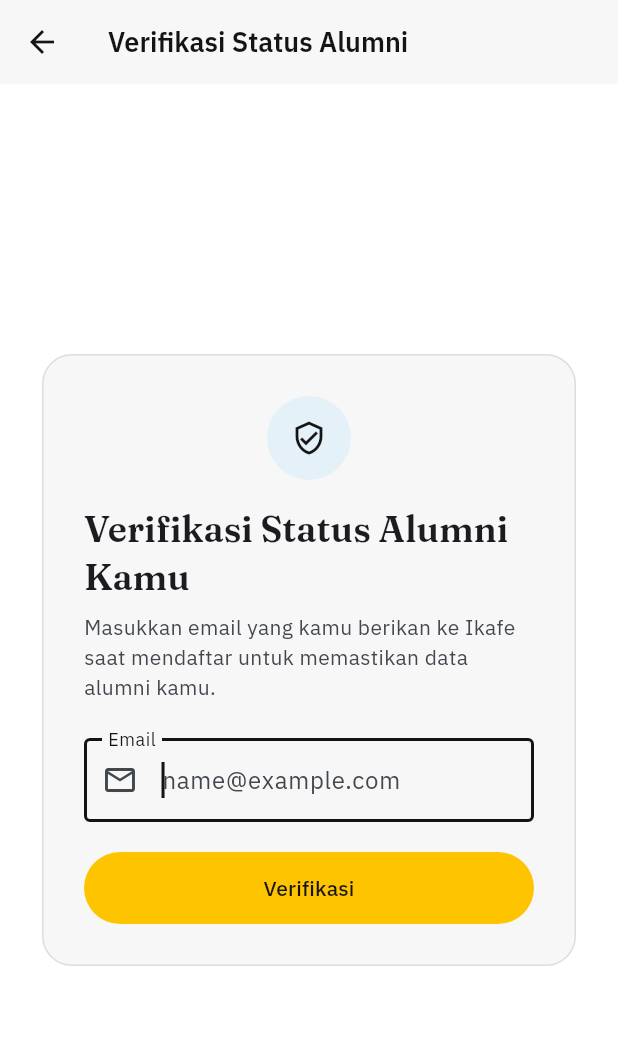
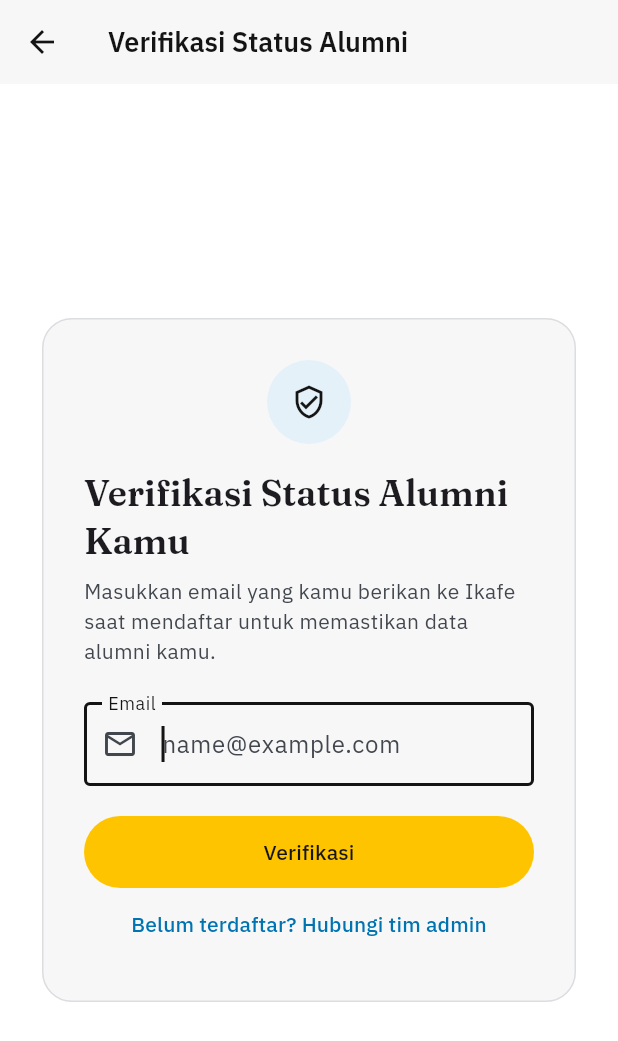
Before and after one commit to FarrelAlfarabi/Undip-Alumni-Connect, a Flutter app: the screen it shows after launch, after a tap on "Mulai", on a phone screen of 412 x 824 dp. Shown: the top 1041 px of the screen. Run offline on Flutter 3.47's test engine with Material 3 defaults, Android fonts, the phone set to English and light mode, and no system bars; our stand-ins replace file_picker, flutter_dotenv, flutter_secure_storage, google_fonts, local_auth, package_info_plus and 1 more; accounts and stored records are empty; project files that could hold a hidden picture were left out.

```diff
--- a/lib/screens/verification_screen.dart
+++ b/lib/screens/verification_screen.dart
@@ -8,6 +8,7 @@ import '../auth/login_api.dart';
 import '../data/account_repository.dart';
 import '../lock/lock_service.dart';
 import '../policy/consent_screen.dart';
+import 'contact_admin_screen.dart';
 import '../lock/pin_setup_screen.dart';
 import '../lock/session.dart';
 import '../util/friendly_error.dart';
@@ -79,6 +80,9 @@ class VerificationScreen extends StatefulWidget {
   State<VerificationScreen> createState() => _VerificationScreenState();
 }
 
+/// Inline error under the email box (placeholder until Natasya sends hers).
+const String kEmailNotRegistered = 'Email tidak terdaftar';
+
 enum _VerificationState { idle, loading, notFound, suspended, error }
 
 class _VerificationScreenState extends State<VerificationScreen> {
@@ -90,6 +94,9 @@ class _VerificationScreenState extends State<VerificationScreen> {
   /// Shown under the code box when a code is wrong or expired, so the person
   /// stays on the code step instead of starting over.
   String? _codeError;
+
+  /// Shown under the email box when the email is not on the alumni list.
+  String? _emailError;
 
   /// Seconds before "Resend code" works again.
   int _resendIn = 0;
@@ -155,13 +162,21 @@ class _VerificationScreenState extends State<VerificationScreen> {
       _state = _VerificationState.loading;
       _errorMessage = null;
       _codeError = null;
+      _emailError = null;
     });
     try {
       if (!_codeSent) {
-        // Same screen whether or not the email is on the list, so the app
-        // never tells a stranger who is an alumnus. Only known emails get a
-        // code.
-        if (await api.emailKnown(email)) await api.sendCode(email);
+        // Checked before any code is sent. An email that is not on the alumni
+        // list gets an inline error and no code (decided by Farrel, 30 Oct).
+        if (!await api.emailKnown(email)) {
+          if (!mounted) return;
+          setState(() {
+            _state = _VerificationState.idle;
+            _emailError = kEmailNotRegistered;
+          });
+          return;
+        }
+        await api.sendCode(email);
         if (!mounted) return;
         setState(() {
           _codeSent = true;
@@ -322,12 +337,29 @@ class _VerificationScreenState extends State<VerificationScreen> {
     );
   }
 
+  void _changeEmail() {
+    _emailController.clear();
+    _reset();
+  }
+
+  void _openContact() {
+    Navigator.of(context).push(
+      MaterialPageRoute(
+        builder: (_) => ContactAdminScreen(
+          fromLogin: true,
+          typedEmail: _emailController.text,
+        ),
+      ),
+    );
+  }
+
   void _reset() {
     setState(() {
       _state = _VerificationState.idle;
       _errorMessage = null;
       _codeSent = false;
       _codeError = null;
+      _emailError = null;
       _resendTimer?.cancel();
       _resendIn = 0;
       _codeController.clear();
@@ -378,9 +410,10 @@ class _VerificationScreenState extends State<VerificationScreen> {
         return _NotFoundResult(
           email: _emailController.text.trim(),
           onTryAgain: _reset,
+          onContact: _openContact,
         );
       case _VerificationState.suspended:
-        return _SuspendedResult(onTryAgain: _reset);
+        return _SuspendedResult(onTryAgain: _reset, onContact: _openContact);
       case _VerificationState.error:
         return _ErrorResult(
           message: _errorMessage!,
@@ -395,7 +428,9 @@ class _VerificationScreenState extends State<VerificationScreen> {
           codeController: _codeSent ? _codeController : null,
           loading: _state == _VerificationState.loading,
           onSubmit: _verify,
-          onChangeEmail: _reset,
+          onChangeEmail: _changeEmail,
+          emailError: _emailError,
+          onContact: _openContact,
           codeError: _codeError,
           resendIn: _resendIn,
           onResend: _resend,
@@ -417,7 +452,12 @@ class _VerificationForm extends StatelessWidget {
     this.resendIn = 0,
     this.onResend,
     this.realLogin = false,
+    this.emailError,
+    this.onContact,
   });
+
+  final String? emailError;
+  final VoidCallback? onContact;
 
   final String? codeError;
   final int resendIn;
@@ -466,12 +506,10 @@ class _VerificationForm extends StatelessWidget {
           const SizedBox(height: 8),
           Text(
             codeController != null
-                ? 'Jika ${controller.text.trim()} ada di daftar alumni, kami sudah '
-                      'mengirim kode 6 digit ke email itu.'
+                ? 'Kami sudah mengirim kode 6 digit ke ${controller.text.trim()}.'
                 : realLogin
                 ? 'Masukkan email yang kamu berikan ke Ikafe saat mendaftar. '
-                      'Kami kirim kode 6 digit ke email itu, tanpa kata sandi. '
-                      'Lupa email yang dipakai? Hubungi tim lewat tombol di bawah.'
+                      'Kami kirim kode 6 digit ke email itu, tanpa kata sandi.'
                 : 'Masukkan email yang kamu berikan ke Ikafe saat mendaftar '
                       'untuk memastikan data alumni kamu.',
             style: theme.textTheme.bodyMedium?.copyWith(
@@ -531,11 +569,12 @@ class _VerificationForm extends StatelessWidget {
               enableSuggestions: false,
               textCapitalization: TextCapitalization.none,
               onFieldSubmitted: (_) => onSubmit(),
-              decoration: const InputDecoration(
+              decoration: InputDecoration(
                 labelText: 'Email',
                 hintText: 'name@example.com',
-                prefixIcon: Icon(Icons.mail_outline),
-                border: OutlineInputBorder(),
+                prefixIcon: const Icon(Icons.mail_outline),
+                border: const OutlineInputBorder(),
+                errorText: emailError,
               ),
               validator: (value) {
                 final v = value?.trim() ?? '';
@@ -566,6 +605,19 @@ class _VerificationForm extends StatelessWidget {
                         : 'Verifikasi',
                   ),
           ),
+          if (codeController == null) ...[
+            if (emailError != null)
+              TextButton(
+                key: const Key('login-change-email'),
+                onPressed: loading ? null : onChangeEmail,
+                child: const Text('Pakai email lain'),
+              ),
+            TextButton(
+              key: const Key('login-contact-admin'),
+              onPressed: loading ? null : onContact,
+              child: const Text('Belum terdaftar? Hubungi tim admin'),
+            ),
+          ],
           if (codeController != null) ...[
             TextButton(
               key: const Key('login-resend'),
@@ -576,15 +628,36 @@ class _VerificationForm extends StatelessWidget {
                     : 'Kirim ulang kode',
               ),
             ),
-            TextButton(
-              key: const Key('login-help'),
-              onPressed: () => showFeedbackSheet(
-                context,
-                error: null,
-                screen: 'Login help: no code or changed email',
+            const SizedBox(height: 8),
+            Card(
+              elevation: 0,
+              color: theme.colorScheme.secondaryContainer,
+              shape: RoundedRectangleBorder(
+                borderRadius: BorderRadius.circular(16),
+                side: BorderSide(color: theme.colorScheme.outlineVariant),
               ),
-              child: const Text(
-                'Kode tidak masuk atau email berubah? Hubungi tim',
+              child: Padding(
+                padding: const EdgeInsets.all(16),
+                child: Column(
+                  crossAxisAlignment: CrossAxisAlignment.stretch,
+                  children: [
+                    Text(
+                      'Kode tidak masuk atau email berubah?',
+                      style: theme.textTheme.titleSmall,
+                    ),
+                    const SizedBox(height: 12),
+                    OutlinedButton(
+                      key: const Key('login-help'),
+                      onPressed: onContact,
+                      style: OutlinedButton.styleFrom(
+                        minimumSize: const Size.fromHeight(48),
+                        foregroundColor: theme.colorScheme.onSurface,
+                        side: BorderSide(color: theme.colorScheme.onSurface),
+                      ),
+                      child: const Text('Hubungi tim admin'),
+                    ),
+                  ],
+                ),
               ),
             ),
             TextButton(
@@ -600,10 +673,15 @@ class _VerificationForm extends StatelessWidget {
 }
 
 class _NotFoundResult extends StatelessWidget {
-  const _NotFoundResult({required this.email, required this.onTryAgain});
+  const _NotFoundResult({
+    required this.email,
+    required this.onTryAgain,
+    required this.onContact,
+  });
 
   final String email;
   final VoidCallback onTryAgain;
+  final VoidCallback onContact;
 
   @override
   Widget build(BuildContext context) {
@@ -617,7 +695,7 @@ class _NotFoundResult extends StatelessWidget {
           radius: 28,
           backgroundColor: theme.colorScheme.errorContainer,
           child: Icon(
-            Icons.person_search_outlined,
+            Icons.block_outlined,
             color: theme.colorScheme.onErrorContainer,
           ),
         ),
@@ -631,22 +709,29 @@ class _NotFoundResult extends StatelessWidget {
         const SizedBox(height: 8),
         Text(
           'Kami tidak menemukan data alumni untuk "$email". Pakai email yang '
-          'terdaftar di Ikafe, atau hubungi tim beta.',
+          'terdaftar di Ikafe, atau hubungi tim admin.',
           style: theme.textTheme.bodyMedium?.copyWith(
             color: theme.colorScheme.onSurfaceVariant,
           ),
         ),
         const SizedBox(height: 20),
         FilledButton(onPressed: onTryAgain, child: const Text('Coba lagi')),
+        const SizedBox(height: 8),
+        OutlinedButton(
+          key: const Key('login-contact-admin'),
+          onPressed: onContact,
+          child: const Text('Hubungi tim admin'),
+        ),
       ],
     );
   }
 }
 
 class _SuspendedResult extends StatelessWidget {
-  const _SuspendedResult({required this.onTryAgain});
+  const _SuspendedResult({required this.onTryAgain, required this.onContact});
 
   final VoidCallback onTryAgain;
+  final VoidCallback onContact;
 
   @override
   Widget build(BuildContext context) {
@@ -666,7 +751,7 @@ class _SuspendedResult extends StatelessWidget {
         ),
         const SizedBox(height: 16),
         Text(
-          'Account Suspended',
+          'Akun ditangguhkan',
           style: theme.textTheme.headlineSmall?.copyWith(
             fontWeight: FontWeight.w600,
           ),
@@ -679,7 +764,13 @@ class _SuspendedResult extends StatelessWidget {
           ),
         ),
         const SizedBox(height: 20),
-        FilledButton(onPressed: onTryAgain, child: const Text('Back')),
+        FilledButton(onPressed: onTryAgain, child: const Text('Kembali')),
+        const SizedBox(height: 8),
+        OutlinedButton(
+          key: const Key('login-contact-admin'),
+          onPressed: onContact,
+          child: const Text('Hubungi tim admin'),
+        ),
       ],
     );
   }
@@ -732,7 +823,7 @@ class _ErrorResult extends StatelessWidget {
           key: const Key('send-feedback'),
           onPressed: () =>
               showFeedbackSheet(context, error: error, screen: 'Verification'),
-          child: const Text('Send feedback'),
+          child: const Text('Kirim masukan'),
         ),
       ],
     );
--- a/lib/screens/welcome_screen.dart
+++ b/lib/screens/welcome_screen.dart
@@ -76,7 +76,7 @@ class WelcomeScreen extends StatelessWidget {
                   const IkafeLogo(height: 28),
                   const SizedBox(height: 32),
                   Text(
-                    'Direktori alumni yang dicocokkan dengan data Ikafe,\ndibuat untuk saling memajukan.',
+                    'Jejaring alumni FEB Undip untuk saling terhubung, berbagi peluang, dan tumbuh bersama',
                     textAlign: TextAlign.center,
                     style: theme.textTheme.headlineMedium?.copyWith(
                       height: 1.15,
@@ -84,8 +84,8 @@ class WelcomeScreen extends StatelessWidget {
                   ),
                   const SizedBox(height: 16),
                   Text(
-                    'Verifikasi dirimu, cari alumni berdasarkan jurusan '
-                    'dan angkatan, dan saling rekomendasikan ke lowongan kerja.',
+                    'Verifikasi dirimu, cari alumni berdasarkan jurusan dan angkatan, '
+                    'dukung usaha alumni, dan rekomendasikan lowongan kerja.',
                     textAlign: TextAlign.center,
                     style: theme.textTheme.bodyLarge?.copyWith(
                       color: theme.colorScheme.onSurfaceVariant,
--- a/lib/util/friendly_error.dart
+++ b/lib/util/friendly_error.dart
@@ -12,8 +12,8 @@ const String kNetworkError =
 /// Shown when sign-in is refused because an admin suspended the account. The
 /// database raises `account_suspended`; no reason is shared with the person.
 const String kSuspendedMessage =
-    'This account is suspended, so you cannot sign in. If you think this is a '
-    'mistake, contact the beta team at $kContactEmail.';
+    'Akun ini ditangguhkan, jadi kamu belum bisa masuk. Kalau kamu merasa ini '
+    'keliru, hubungi tim admin di $kContactEmail.';
 
 /// Whether [error] is the database refusing a suspended account.
 bool isSuspendedError(Object? error) =>
```
Also changed, not shown: lib/config/support_config.dart (+12 -0 lines), lib/lock/lock_screen.dart (+12 -12 lines), lib/screens/contact_admin_screen.dart (+52 -15 lines), 6 other files.
